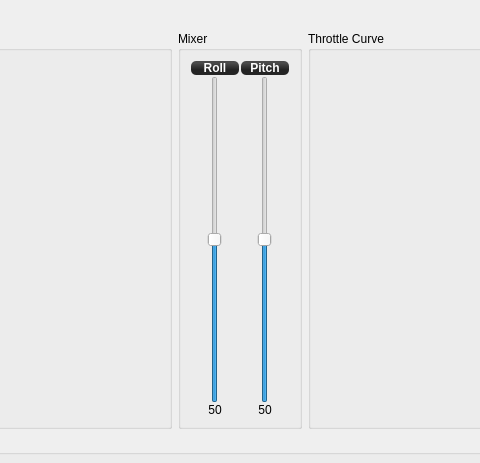
The window that ground/openpilotgcs/src/plugins/config/airframe_fixedwing.ui (openpilot/OpenPilot) describes before a commit, drawn with Qt 5; both pictures show x 200 to 680 and y 0 to 463 of the 880 by 608 pixel window.
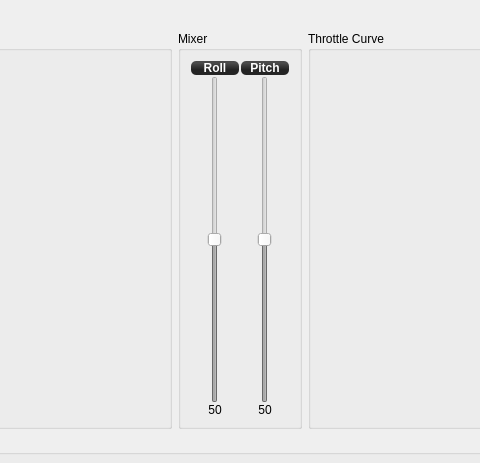
The same window after the commit. Custom widgets are drawn as their Qt base class.

Commit message:
Disable sliders by default, as default airframe is Aileron and on a clean board with no settings the mixer slider will be enabled.
Use setCurrentText rather than relying on an index

Diff of the .ui file:
```diff
--- a/ground/openpilotgcs/src/plugins/config/airframe_fixedwing.ui
+++ b/ground/openpilotgcs/src/plugins/config/airframe_fixedwing.ui
@@ -218,7 +218,7 @@
         <item>
          <widget class="QSlider" name="elevonSlider1">
           <property name="enabled">
-           <bool>true</bool>
+           <bool>false</bool>
           </property>
           <property name="minimumSize">
            <size>
@@ -286,7 +286,7 @@
         <item>
          <widget class="QSlider" name="elevonSlider2">
           <property name="enabled">
-           <bool>true</bool>
+           <bool>false</bool>
           </property>
           <property name="minimumSize">
            <size>
```
Left out of the diff: 1 changed line with no effect on the pictures. The commit also changes 1 other file.
